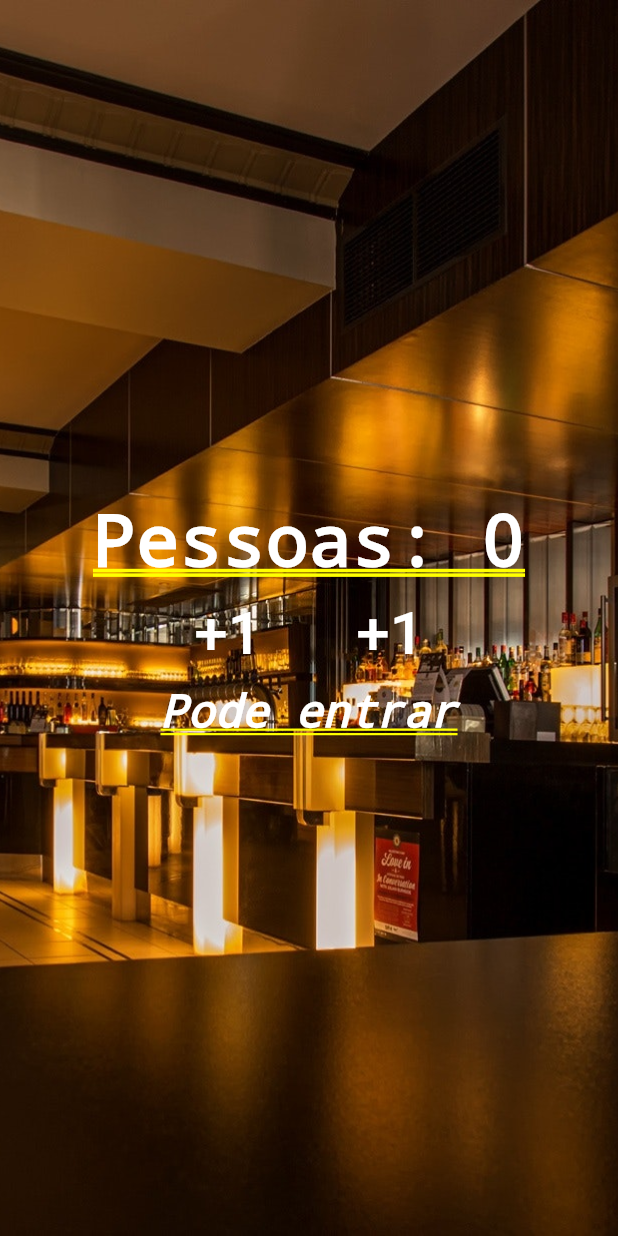
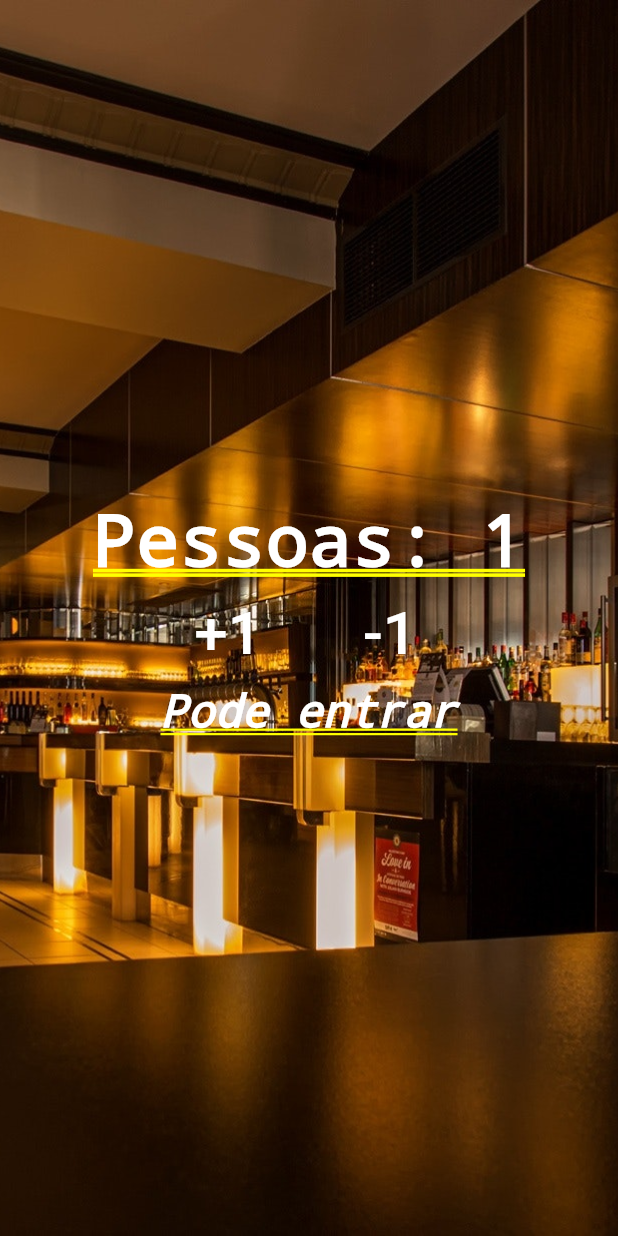
Before and after one commit to mvcbotelho/PeopleCount, a Flutter app: the screen it shows after launch, after a tap on "+1", on a phone screen of 412 x 824 dp. Run offline on Flutter 3.47's test engine with Material 2 defaults, Android fonts, the phone set to English and light mode, and no system bars.

Commit message:
add functions on app

```diff
--- a/lib/main.dart
+++ b/lib/main.dart
@@ -1,9 +1,35 @@
 import 'package:flutter/material.dart';
 
 void main() {
-  runApp(MaterialApp(
-      title: "Contador de pessoas",
-      home: Stack(
+  runApp(MaterialApp(title: "Contador de pessoas", home: Home()));
+}
+
+class Home extends StatefulWidget {
+  _HomeState createState() => _HomeState();
+}
+
+class _HomeState extends State<Home> {
+
+  int _count = 0;
+  String _infoText = 'Pode entrar!';
+
+  void _changeCount(int value) {
+    setState(() {
+      _count += value;
+
+      if (_count < 0) {
+        _infoText = 'Mundo invertido';
+      } else if (_count <= 10) {
+        _infoText = 'Pode entrar';
+      } else {
+        _infoText = 'Lotado';
+      }
+    });
+  }
+
+  @override
+  Widget build(BuildContext context) {
+    return Stack(
       children: <Widget>[
         Image.asset(
           "images/restaurant.jpg",
@@ -14,7 +40,7 @@ void main() {
           mainAxisAlignment: MainAxisAlignment.center,
           children: <Widget>[
             Text(
-                "Pessoas: 0",
+              "Pessoas: $_count",
               style:
                   TextStyle(color: Colors.white, fontWeight: FontWeight.bold),
             ),
@@ -29,7 +55,8 @@ void main() {
                       style: TextStyle(fontSize: 40.0, color: Colors.white),
                     ),
                     onPressed: () {
-                        print('Clicado no +1!');
+                      _changeCount(1);
+                      debugPrint("+1");
                     },
                   ),
                 ),
@@ -37,18 +64,19 @@ void main() {
                   padding: EdgeInsets.all(10.0),
                   child: FlatButton(
                     child: Text(
-                        '+1',
+                      '-1',
                       style: TextStyle(fontSize: 40.0, color: Colors.white),
                     ),
                     onPressed: () {
-                        print('Clicado no -1!');
+                      _changeCount(-1);
+                      debugPrint("-1");
                     },
                   ),
                 ),
               ],
             ),
             Text(
-                "Pode entrar",
+              _infoText,
               style: TextStyle(
                   color: Colors.white,
                   fontStyle: FontStyle.italic,
@@ -57,6 +85,6 @@ void main() {
           ],
         )
       ],
-      )
-    ));
+    );
   }
+}
```
Lines whose indentation alone changed are shown as unchanged.
